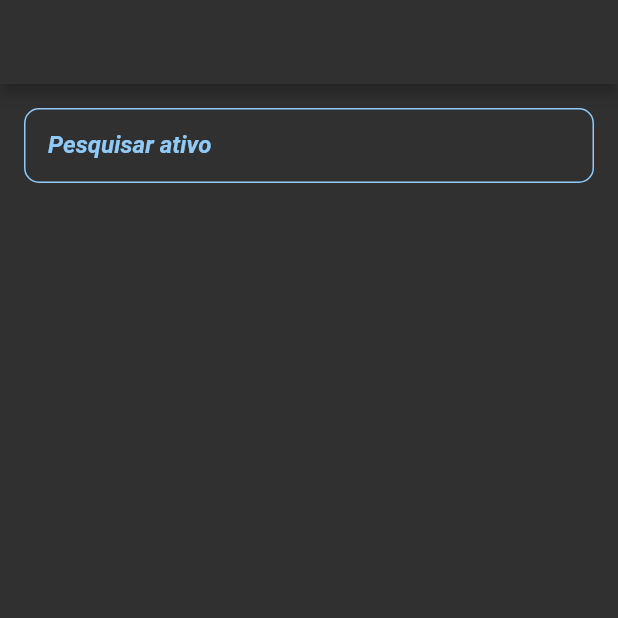
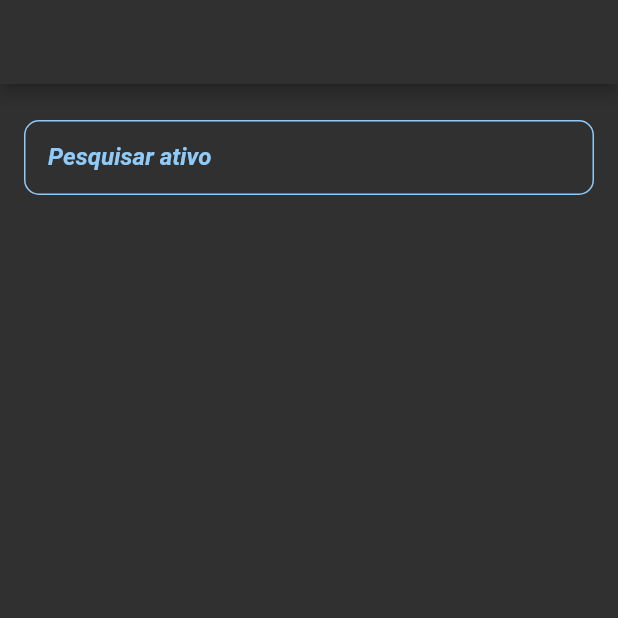
Before and after one commit to GerlanStanley/finances_app, a Flutter app: the screen it shows after launch, on a phone screen of 412 x 824 dp, the top half of it. Run offline on Flutter 3.47's test engine with Material 2 defaults, Android fonts, the phone set to English and light mode, and no system bars; drawn by our look-alikes of flutter_typeahead; our stand-ins replace dartz, dio, equatable, flutter_bloc, get_it; Roboto replaces fonts that are missing (NunitoSans).

```diff
--- a/lib/app/presenter/pages/variations_table/variations_table_page.dart
+++ b/lib/app/presenter/pages/variations_table/variations_table_page.dart
@@ -24,7 +24,7 @@ class _VariationsTablePageState extends State<VariationsTablePage> {
       body: Column(
         children: [
           Container(
-            margin: const EdgeInsets.all(16),
+            margin: const EdgeInsets.fromLTRB(16, 24, 16, 16),
             child: FinancialAssetAutoCompleteTextField(
               focusNode: focusNode,
               textEditingController: textEditingController,
--- a/lib/core/inject/inject.dart
+++ b/lib/core/inject/inject.dart
@@ -8,6 +8,7 @@ import '../../app/infra/data_sources/data_sources.dart';
 import '../../app/infra/repositories/repositories.dart';
 import '../../app/presenter/blocs/financial_asset/financial_asset.dart';
 
+import '../../app/presenter/blocs/variation/variation.dart';
 import '../helpers/http/http.dart';
 
 class Inject {
@@ -49,5 +50,8 @@ class Inject {
     getIt.registerLazySingleton<FinancialAssetBloc>(
       () => FinancialAssetBloc(getIt()),
     );
+    getIt.registerLazySingleton<VariationBloc>(
+      () => VariationBloc(getIt()),
+    );
   }
 }
```
